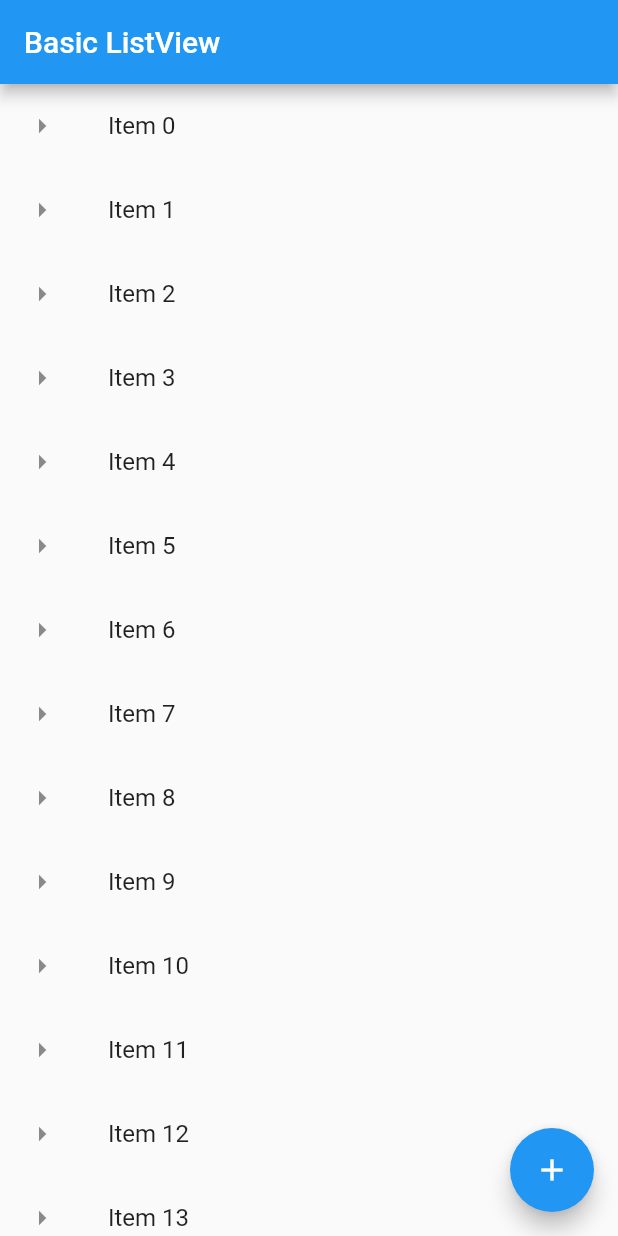
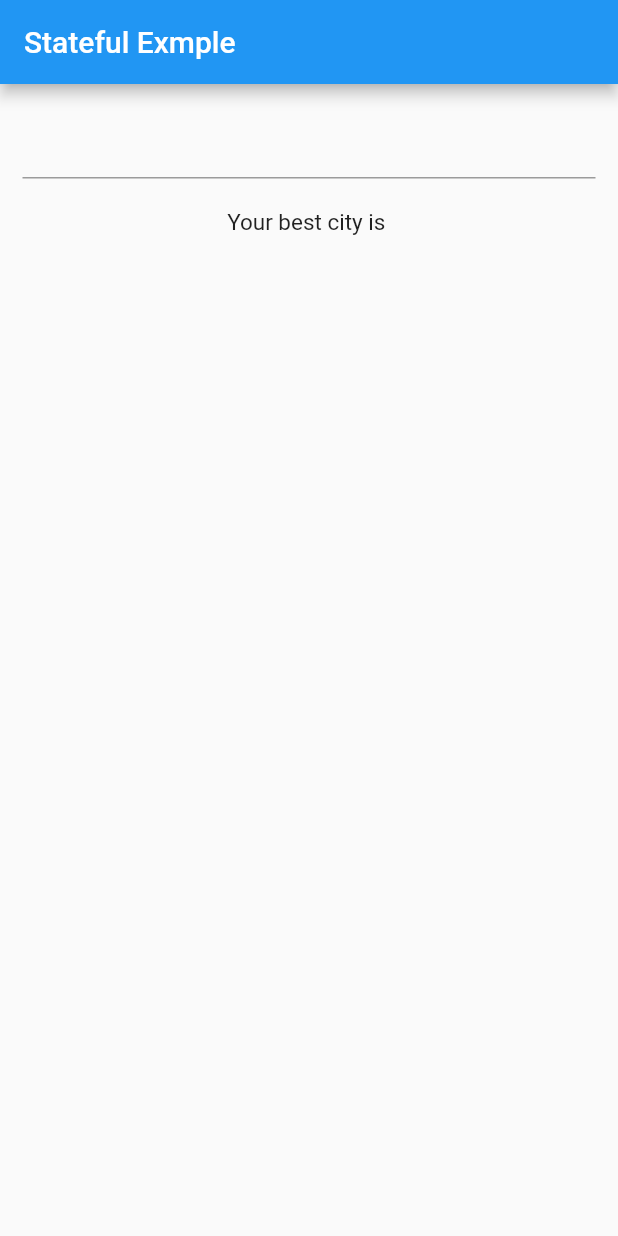
Before and after one commit to Rupkuvarba/FlutterTutorial, a Flutter app: the screen it shows after launch, on a phone screen of 412 x 824 dp. Run offline on Flutter 3.47's test engine with Material 2 defaults, Android fonts, the phone set to English and light mode, and no system bars.

Commit message:
3.3: Stateful widget

```diff
--- a/lib/main.dart
+++ b/lib/main.dart
@@ -1,123 +1,65 @@
 import 'package:flutter/material.dart';
-import 'package:flutter_app_tutorial/app_screens/home.dart';
 
 void main(){
-  runApp(MaterialApp(
 
-    title: "Exploring UI widgets",
+  runApp(
+    MaterialApp(
+      title: "Stateful App Example",
+      home: FavouriteCity(),
+    )
+  );
 
-    home: Scaffold(
-
-      appBar: AppBar(title: Text("Basic ListView"),),
-      body: getLongListView(),  //Long ListView
-      floatingActionButton: FloatingActionButton(
-        child: Icon(Icons.add),
-        tooltip: "Add one more item",   //long press on icon you can see this text
-        onPressed: (){
-          debugPrint("Fab clicked");
-        },
-      ),
-
-    ),
-
-  ));
 }
 
-/*
-Basic listView
- */
+//Step1: Create the class that extends stateful widget, that returns a state in "CreateState()"
+class FavouriteCity extends StatefulWidget{
 
-Widget getListView(){
+  @override
+  State<StatefulWidget> createState() {
+    // TODO: implement createState
+     return _FavouriteCityState();
+  }
 
-  var listView = ListView(
-    children: <Widget>[
-
-      ListTile(
-        leading: Icon(Icons.landscape),
-        title: Text("Landscape"),
-        subtitle: Text("Beautiful view"),
-        trailing: Icon(Icons.wb_sunny),
-        onTap: (){
-          debugPrint("Landscape tapped");
-        },
-      ),
-
-      ListTile(
-        leading: Icon(Icons.laptop_chromebook),
-        title: Text("Mac"),
-        trailing: Icon(Icons.wb_cloudy),
-      ),
-
-      ListTile(
-        leading: Icon(Icons.phone),
-        title: Text("Phone"),
-      ),
-
-      ListTile(
-        title: Text("Only title"),
-      ),
-
-      Container(
-        child: Text("Yet another element in list",),
-        margin: EdgeInsets.all(10.0),
-      ),
-
-      Container(margin: EdgeInsets.all(10.0), color: Colors.red, height: 30,),
-
-    ],
-  );
-
-  return listView;
 }
 
+//Step2:  create a state class, with properties that may change
+class _FavouriteCityState extends State<FavouriteCity>{
 
-/*
-Long List
- */
+  String nameOfCity = "";
 
-//1.prepare the data source
+  //Step3: Within “State” class, implement the “build()” method
+  @override
+  Widget build(BuildContext context) {
+     return Scaffold(
 
-List<String> getListElements(){
-  var items = List<String>.generate(100, (index) => "Item $index");
-  return items;
+       appBar: AppBar(
+         title: Text("Stateful Exmple"),
+       ),
+       body: Container(
+         margin: EdgeInsets.all(15.0),
+         child: Column(
+           children: <Widget>[
+
+             TextField(
+               onSubmitted: (String userInput){
+                 //Step4: Call the setState() to make the changes. Calling setState() tells framework to redraw widget
+                 setState(() {
+                   nameOfCity = userInput;
+                 });
+               },
+             ),
+
+             Padding(
+               padding: EdgeInsets.all(20.0),
+               child: Text(
+                 "Your best city is $nameOfCity",
+                 style: TextStyle(fontSize: 15.0),),
+             )
+
+           ],
+         ),
+       ),
+     );
+  }
+
 }
-
-//2. Convert data source into widgets
-Widget getLongListView(){
-
-  var listItems = getListElements();
-
-  var listView = ListView.builder(
-      itemCount: listItems.length,
-      itemBuilder: (context, index){
-        return ListTile(
-          leading: Icon(Icons.arrow_right),
-          title: Text(listItems[index]),
-          onTap: (){
-            debugPrint("${listItems[index]} was tapped");
-            showSnackBar(context, listItems[index]);
-          },
-        );
-      }
-  );
-
-  return listView;
-}
-
-/*
-Floating action button
- */
-
-void showSnackBar(BuildContext context, String item){
-  var snackBar = SnackBar(
-    content: Text("You just tapped $item"),
-    action: SnackBarAction(
-      label: "Undo",
-      onPressed: (){
-        debugPrint("Undo pressed");
-      },
-    ),
-  );
-
-  Scaffold.of(context).showSnackBar(snackBar);
-}
```
Also changed, not shown: lib/app_screens/list_example.dart (added, +123 -0 lines).
